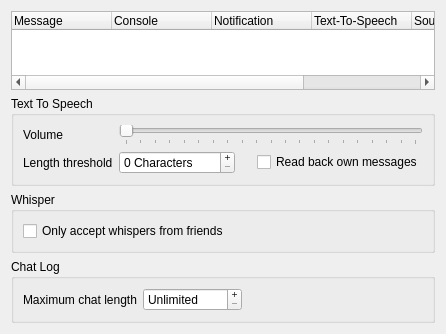
First picture: the form in src/mumble/Log.ui, repository mumble-voip/mumble, before the edit.
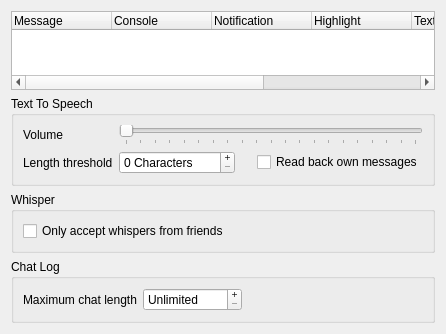
Second picture: the form after the edit.

Commit message: Add per-notification setting to toggle window highlight

Diff of the .ui file:
```diff
--- a/src/mumble/Log.ui
+++ b/src/mumble/Log.ui
@@ -46,6 +46,11 @@
        <string>Notification</string>
       </property>
      </column>
+     <column>
+      <property name="text">
+       <string>Highlight</string>
+      </property>
+     </column>
      <column>
       <property name="text">
        <string>Text-To-Speech</string>
```
The commit also changes 3 other files.
